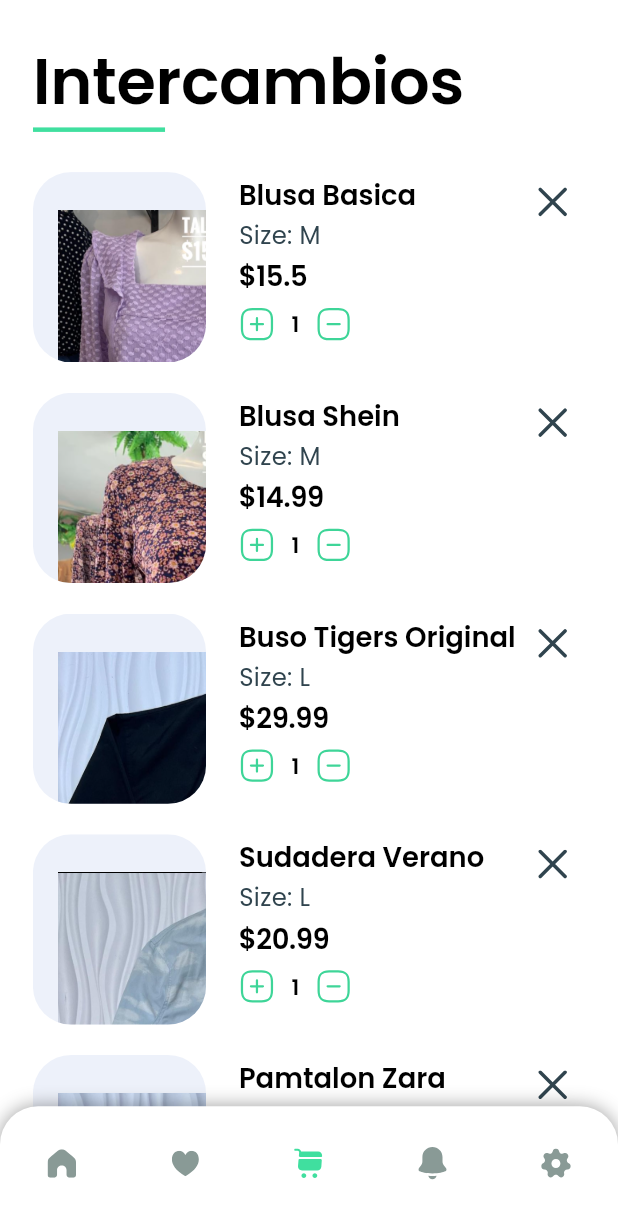
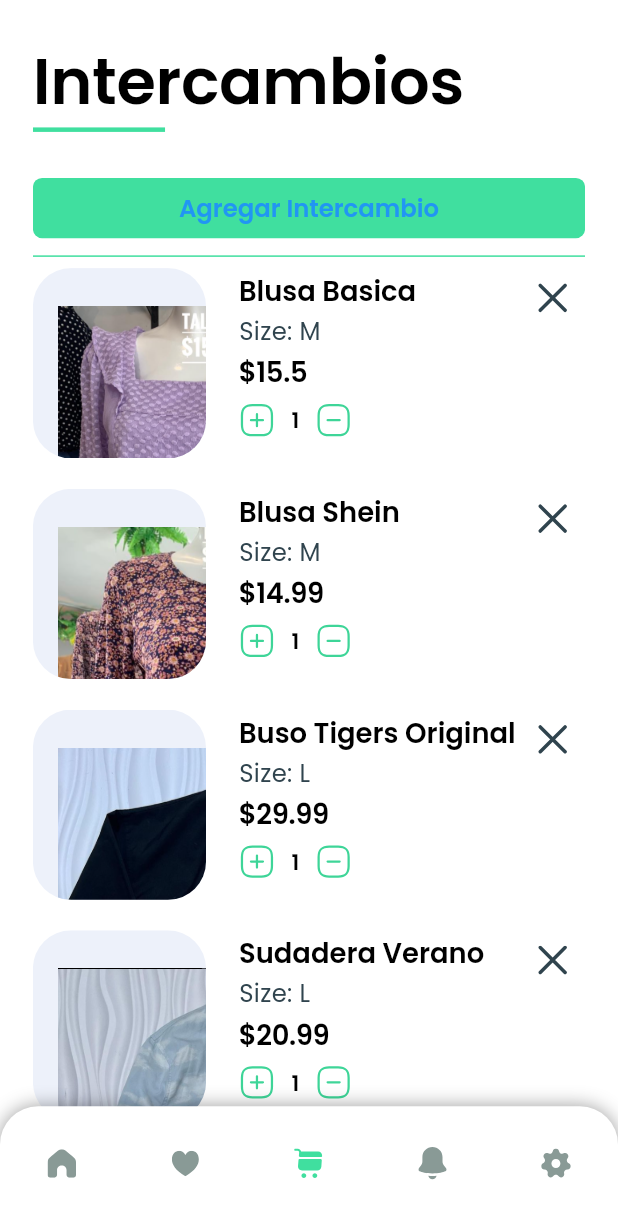
Before and after one commit to Isnotcristhianr/betaSwapMeOficial, a Flutter app: the screen it shows after launch, item 3 of the bottom bar chosen, on a phone screen of 412 x 824 dp. Shown: the top 1219 px of the screen. Run offline on Flutter 3.47's test engine with Material 2 defaults, Android fonts, the phone set to English and light mode, and no system bars; drawn by our look-alikes of flutter_animate; our stand-ins replace carousel_slider, flutter_screenutil, flutter_svg, get, image_picker, shared_preferences.

Commit message:
compilando apk

```diff
--- a/lib/app/modules/base/views/base_view.dart
+++ b/lib/app/modules/base/views/base_view.dart
@@ -24,12 +24,12 @@ class BaseView extends GetView<BaseController> {
           bottom: false,
           child: IndexedStack(
             index: controller.currentIndex,
-            children: const [
-              HomeView(),
-              FavoritesView(),
+            children:  [
+              const HomeView(),
+              const FavoritesView(),
               CartView(),
-              NotificationsView(),
-              SettingsView()
+              const NotificationsView(),
+              const SettingsView()
             ],
           ),
         ),
--- a/lib/app/modules/cart/views/cart_view.dart
+++ b/lib/app/modules/cart/views/cart_view.dart
@@ -2,8 +2,8 @@ import 'package:flutter/material.dart';
 import 'package:flutter_animate/flutter_animate.dart';
 import 'package:flutter_screenutil/flutter_screenutil.dart';
 import 'package:flutter_svg/flutter_svg.dart';
-
 import 'package:get/get.dart';
+import 'package:image_picker/image_picker.dart';
 
 import '../../../../utils/constants.dart';
 import '../../../components/custom_button.dart';
@@ -30,8 +30,27 @@ class CartView extends GetView<CartController> {
                 dividerEndIndent: 280,
               ),
               20.verticalSpace,
+              ElevatedButton(
+                onPressed: () async {
+                  final XFile? pickedImage = await ImagePicker().pickImage(
+                    source: ImageSource.gallery,
+                    maxWidth: 800,
+                    maxHeight: 600,
+                  );
+
+                  if (pickedImage != null) {
+                    // Agrega el producto seleccionado desde la galería
+                    controller.addNewProductFromGallery(pickedImage.path);
+                  }
+                },
+                child: Text('Agregar Intercambio'),
+              ),
+              Divider(), // Línea divisora
+
+              // Aquí se muestran los intercambios existentes
               controller.products.isEmpty
-                ? const NoData(text: 'Aun no tienes intercambios en el carrito')
+                  ? const NoData(
+                      text: 'Aun no tienes intercambios en el carrito')
                   : ListView.builder(
                       itemCount: controller.products.length,
                       itemBuilder: (context, index) => CartItem(
@@ -45,83 +64,17 @@ class CartView extends GetView<CartController> {
                       primary: false,
                     ),
               30.verticalSpace,
-              Visibility(
-                visible: controller.products.isNotEmpty,
-                child: Row(
-                  children: [
-                    Container(
-                      width: 65.w,
-                      height: 65.h,
-                      decoration: BoxDecoration(
-                        color: theme.primaryColor,
-                        borderRadius: BorderRadius.circular(12.r),
-                      ),
-                      child: Column(
-                        mainAxisAlignment: MainAxisAlignment.center,
-                        children: [
-                          SvgPicture.asset(Constants.busIcon),
-                          5.verticalSpace,
-                          Text('FREE', style: theme.textTheme.displaySmall?.copyWith(
-                            color: Colors.white,
-                          )),
-                        ],
-                      ),
-                    ),
-                    20.horizontalSpace,
-                    Column(
-                      crossAxisAlignment: CrossAxisAlignment.start,
-                      children: [
-                        Text('Total:', style: theme.textTheme.bodyLarge?.copyWith(
-                          fontSize: 18.sp,
-                        )),
-                        10.verticalSpace,
-                        Text(
-                          '\$${controller.total.toStringAsFixed(2)}',
-                          style: theme.textTheme.displayLarge?.copyWith(
-                            decoration: TextDecoration.underline,
-                            decorationColor: theme.primaryColor.withOpacity(0.5),
-                            decorationThickness: 1,
-                            color: Colors.transparent,
-                            shadows: [
-                              Shadow(
-                                color: theme.textTheme.displayLarge!.color!,
-                                offset: const Offset(0, -5)
-                              ),
-                            ],
-                          ),
-                        ),
-                      ],
-                    ),
-                  ],
+
+              // Aquí se muestran los nuevos productos seleccionados desde la galería
+              if (controller.newProductsFromGallery.isNotEmpty)
+                ...controller.newProductsFromGallery.map((newProduct) => CartItem(
+                      product: newProduct,
                     ).animate().fade().slideX(
                           duration: const Duration(milliseconds: 300),
                           begin: -1,
                           curve: Curves.easeInSine,
-                ),
-              ),
-              30.verticalSpace,
-              Visibility(
-                visible: controller.products.isNotEmpty,
-                child: Padding(
-                  padding: EdgeInsets.symmetric(horizontal: 30.w),
-                  child: CustomButton(
-                    text: 'Purchase Now',
-                    onPressed: () => controller.onPurchaseNowPressed(),
-                    fontSize: 16.sp,
-                    radius: 12.r,
-                    verticalPadding: 12.h,
-                    hasShadow: true,
-                    shadowColor: theme.primaryColor,
-                    shadowOpacity: 0.3,
-                    shadowBlurRadius: 4,
-                    shadowSpreadRadius: 0,
-                  ).animate().fade().slideY(
-                    duration: const Duration(milliseconds: 300),
-                    begin: 1,
-                    curve: Curves.easeInSine,
-                  ),
-                ),
-              ),
+                        )),
+
               30.verticalSpace,
             ],
           ),
--- a/lib/app/modules/notifications/views/notifications_view.dart
+++ b/lib/app/modules/notifications/views/notifications_view.dart
@@ -25,7 +25,7 @@ class NotificationsView extends GetView<NotificationsController> {
             ),
             10.verticalSpace,
             ListView.builder(
-              itemCount: 5,
+              itemCount: 1,
               itemBuilder: (context, index) => const NotificationItem()
                 .animate().fade().slideY(
                   duration: const Duration(milliseconds: 300),
--- a/lib/app/modules/notifications/views/widgets/notification_item.dart
+++ b/lib/app/modules/notifications/views/widgets/notification_item.dart
@@ -20,7 +20,7 @@ class NotificationItem extends StatelessWidget {
       ),
       child: ListTile(
         title: Text(
-          'New Notification received\nyour cart waiting for checkout',
+          'Bienvenido a la aplicación de intercambios, esto es una demo',
           style: theme.textTheme.displaySmall?.copyWith(
             fontWeight: FontWeight.normal,
           ),
--- a/lib/app/modules/settings/views/widgets/settings_item.dart
+++ b/lib/app/modules/settings/views/widgets/settings_item.dart
@@ -28,7 +28,7 @@ class SettingsItem extends StatelessWidget {
         fontSize: 16.sp,
       )),
       subtitle: !isAccount ? null : Text(
-        '+191 23 456 7890',
+        '+593 999 999 999',
         style: theme.textTheme.displaySmall,
       ),
       leading: CircleAvatar(
@@ -38,7 +38,7 @@ class SettingsItem extends StatelessWidget {
       ),
       trailing: isDark
         ? GetBuilder<SettingsController>(
-            id: 'Theme',
+            id: 'Tema',
             builder: (controller) => CupertinoSwitch(
               value: !controller.isLightTheme,
               onChanged: controller.changeTheme,
--- a/lib/app/modules/splash/views/splash_view.dart
+++ b/lib/app/modules/splash/views/splash_view.dart
@@ -35,12 +35,12 @@ class SplashView extends GetView<SplashController> {
                   TextSpan(
                     children: [
                       TextSpan(
-                        text: 'Online ',
+                        text: 'Intercambia ',
                         style: theme.textTheme.displayMedium?.copyWith(
                           color: theme.primaryColor),
                         ),
                       TextSpan(
-                        text: 'Shopping ',
+                        text: 'para un mundo mejor',
                         style: theme.textTheme.displayMedium,
                       ),
                     ]
--- a/lib/app/routes/app_pages.dart
+++ b/lib/app/routes/app_pages.dart
@@ -69,7 +69,7 @@ class AppPages {
     ),
     GetPage(
       name: _Paths.CART,
-      page: () => const CartView(),
+      page: () => CartView(),
       binding: CartBinding(),
     ),
     GetPage(
--- a/pubspec.yaml
+++ b/pubspec.yaml
@@ -16,10 +16,14 @@ dependencies:
   flutter_svg: # for svg icons
   flutter_animate: # for animation
   carousel_slider: ^4.0.0
+  #camera
+  camera: ^0.10.0
+  image_picker: ^0.8.4+4
 
   flutter:
     sdk: flutter
   firebase_core: ^2.15.1
+  uuid: ^4.0.0
 
 dev_dependencies:
   mockito:
```
Also changed, not shown: lib/app/modules/cart/controllers/cart_controller.dart (+28 -12 lines), pubspec.lock, 1 other file. Lines whose indentation alone changed are shown as unchanged.
